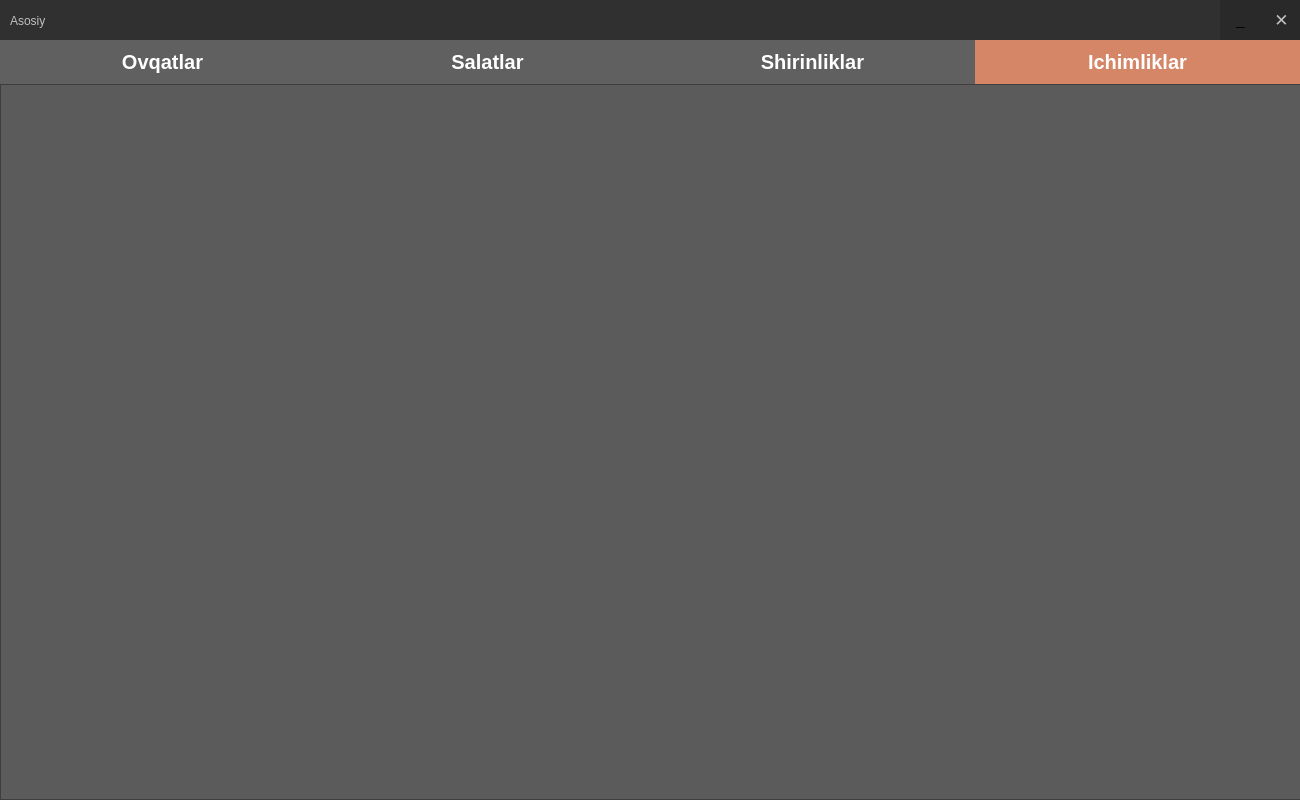
This is design/main_user.ui in Ahmadjon-Ergashev/Restaurant as Qt 5 draws it before an edit. The edited form follows.
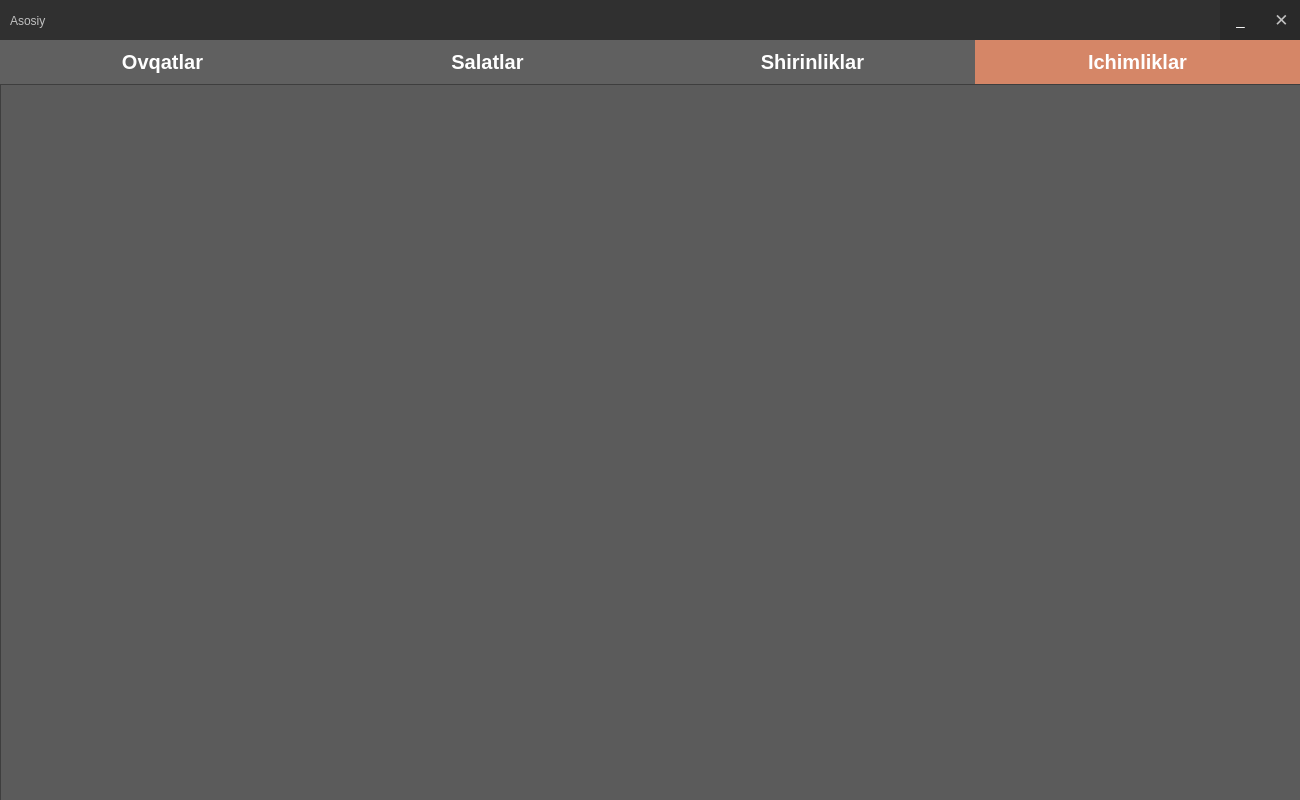
This is the edited form. The open tabs and pages were chosen to show the change. Icons and pictures are not drawn.

```diff
--- a/design/main_user.ui
+++ b/design/main_user.ui
@@ -146,6 +146,7 @@
       <string notr="true">QPushButton{
 background:rgba(0, 0, 0,0.15);
 border-radius:none;
+color: white;
 }
 
 
@@ -163,8 +164,8 @@
      <rect>
       <x>0</x>
       <y>40</y>
-      <width>1301</width>
-      <height>761</height>
+      <width>1302</width>
+      <height>763</height>
      </rect>
     </property>
     <property name="autoFillBackground">
@@ -305,9 +306,9 @@
      <widget class="QFrame" name="frame_5">
       <property name="geometry">
        <rect>
-        <x>0</x>
+        <x>-40</x>
         <y>0</y>
-        <width>1301</width>
+        <width>1341</width>
         <height>721</height>
        </rect>
       </property>
```
Left out of the diff: 2 changed lines with no effect on the pictures.
